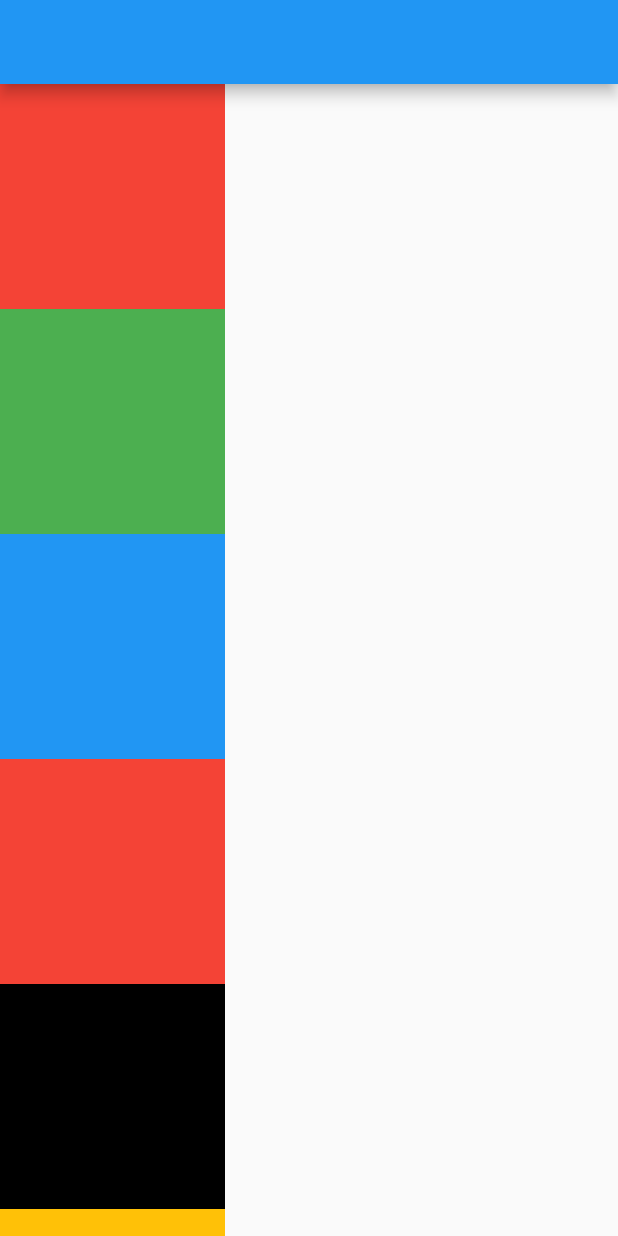
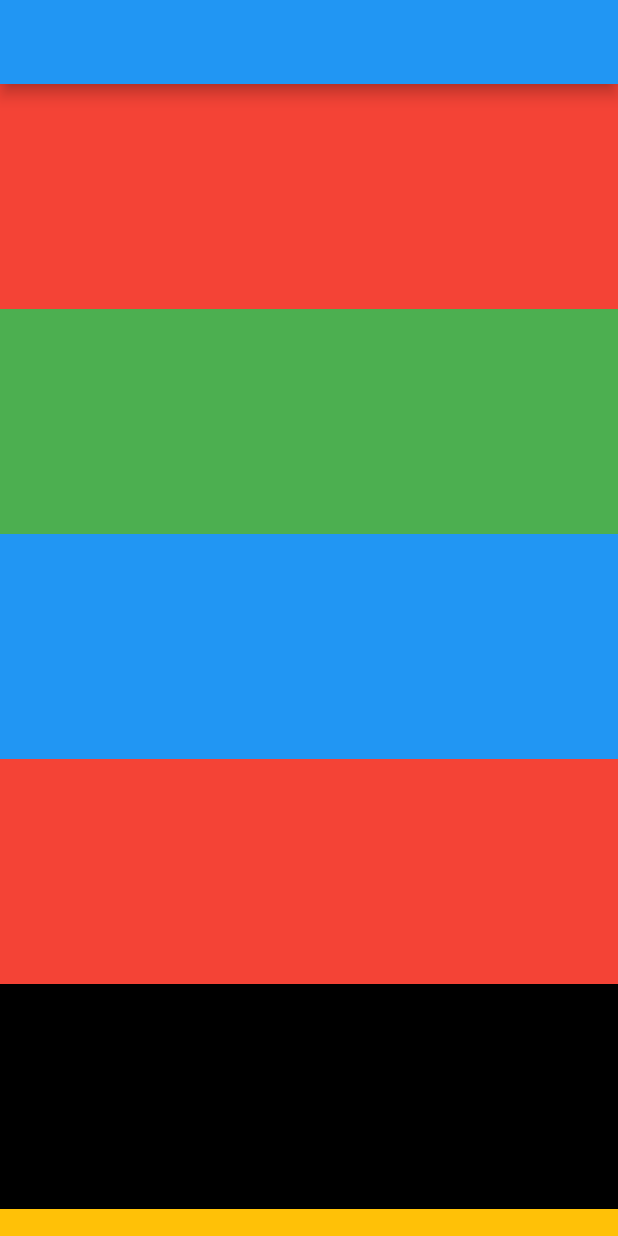
Before and after one commit to fercguerra/flutter_playground, a Flutter app: the screen it shows after launch, on a phone screen of 412 x 824 dp. Run offline on Flutter 3.47's test engine with Material 2 defaults, Android fonts, the phone set to English and light mode, and no system bars.

```diff
--- a/lib/home_page.dart
+++ b/lib/home_page.dart
@@ -13,41 +13,34 @@ class _HomePageState extends State<HomePage> {
   Widget build(BuildContext context) {
     return Scaffold(
       appBar: AppBar(),
-        body: SingleChildScrollView (
-          child: Column(
+      body: ListView(
         children: [
           Container(
             color: Colors.red,
             height: 150,
-                width: 150,
           ),
           Container(
             color: Colors.green,
             height: 150,
-                width: 150,
           ),
           Container(
             color: Colors.blue,
             height: 150,
-                width: 150,
           ),
           Container(
             color: Colors.red,
             height: 150,
-                width: 150,
           ),
           Container(
             color: Colors.black,
             height: 150,
-                width: 150,
           ),
           Container(
             color: Colors.amber,
             height: 150,
-                width: 150,
           ),
         ],
       ),
-        ));
+    );
   }
 }
```
Lines whose indentation alone changed are shown as unchanged.
